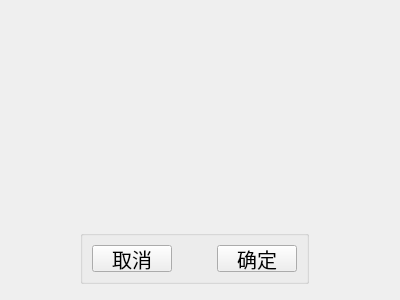
Qt form chengyi_Qt4linux/form_meun.ui (wsh01/batch-feeder) before a commit.
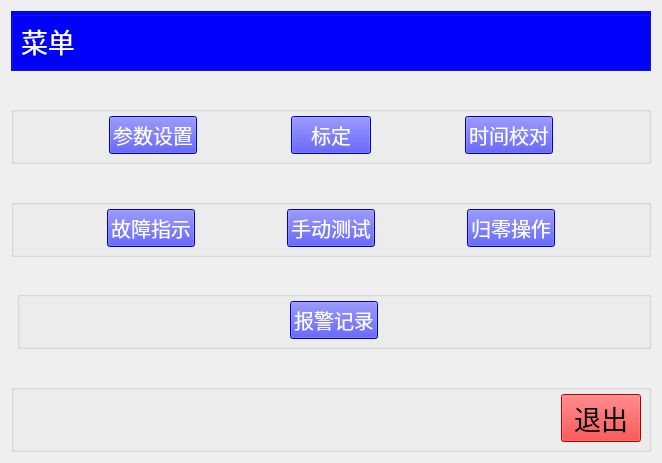
The same form after that commit.

Patch:
```diff
--- a/chengyi_Qt4linux/form_meun.ui
+++ b/chengyi_Qt4linux/form_meun.ui
@@ -6,65 +6,444 @@
    <rect>
     <x>0</x>
     <y>0</y>
-    <width>400</width>
-    <height>300</height>
+    <width>662</width>
+    <height>463</height>
    </rect>
   </property>
   <property name="windowTitle">
    <string>Form</string>
   </property>
-  <widget class="QGroupBox" name="groupBox">
-   <property name="geometry">
-    <rect>
-     <x>80</x>
-     <y>230</y>
-     <width>229</width>
-     <height>54</height>
-    </rect>
-   </property>
-   <property name="title">
-    <string/>
-   </property>
-   <layout class="QGridLayout" name="gridLayout">
-    <item row="0" column="0">
-     <widget class="QPushButton" name="pushButton_2">
-      <property name="font">
-       <font>
-        <pointsize>15</pointsize>
-       </font>
-      </property>
-      <property name="text">
-       <string>取消</string>
-      </property>
-     </widget>
-    </item>
-    <item row="0" column="1">
-     <spacer name="horizontalSpacer">
-      <property name="orientation">
-       <enum>Qt::Horizontal</enum>
-      </property>
-      <property name="sizeHint" stdset="0">
-       <size>
-        <width>40</width>
-        <height>20</height>
-       </size>
-      </property>
-     </spacer>
-    </item>
-    <item row="0" column="2">
-     <widget class="QPushButton" name="btn_Comfirm">
-      <property name="font">
-       <font>
-        <pointsize>15</pointsize>
-       </font>
-      </property>
-      <property name="text">
-       <string>确定</string>
-      </property>
-     </widget>
-    </item>
-   </layout>
-  </widget>
+  <layout class="QGridLayout" name="gridLayout_7">
+   <item row="1" column="1">
+    <spacer name="verticalSpacer">
+     <property name="orientation">
+      <enum>Qt::Vertical</enum>
+     </property>
+     <property name="sizeHint" stdset="0">
+      <size>
+       <width>20</width>
+       <height>14</height>
+      </size>
+     </property>
+    </spacer>
+   </item>
+   <item row="2" column="0" colspan="2">
+    <widget class="QGroupBox" name="groupBox_2">
+     <property name="styleSheet">
+      <string notr="true">QGroupBox{ margin-top:0px;} QGroupBox:title {margin-top: 0px;}</string>
+     </property>
+     <property name="title">
+      <string/>
+     </property>
+     <layout class="QGridLayout" name="gridLayout_4">
+      <item row="0" column="4">
+       <spacer name="horizontalSpacer_3">
+        <property name="orientation">
+         <enum>Qt::Horizontal</enum>
+        </property>
+        <property name="sizeHint" stdset="0">
+         <size>
+          <width>73</width>
+          <height>20</height>
+         </size>
+        </property>
+       </spacer>
+      </item>
+      <item row="0" column="1">
+       <widget class="QPushButton" name="pushButton">
+        <property name="font">
+         <font>
+          <pointsize>15</pointsize>
+          <italic>false</italic>
+         </font>
+        </property>
+        <property name="styleSheet">
+         <string notr="true">QPushButton { background-color:rgb(0, 0, 255);} 
+QPushButton:hover { background-color: rgb(100, 0, 255); }
+QPushButton {color:rgb(255, 255, 255);}</string>
+        </property>
+        <property name="text">
+         <string>参数设置</string>
+        </property>
+       </widget>
+      </item>
+      <item row="0" column="5">
+       <widget class="QPushButton" name="pushButton_3">
+        <property name="font">
+         <font>
+          <pointsize>15</pointsize>
+          <italic>false</italic>
+         </font>
+        </property>
+        <property name="styleSheet">
+         <string notr="true">QPushButton { background-color:rgb(0, 0, 255);} 
+QPushButton:hover { background-color: rgb(100, 0, 255); }
+QPushButton {color:rgb(255, 255, 255);}</string>
+        </property>
+        <property name="text">
+         <string>时间校对</string>
+        </property>
+       </widget>
+      </item>
+      <item row="0" column="3">
+       <widget class="QPushButton" name="pushButton_2">
+        <property name="font">
+         <font>
+          <pointsize>15</pointsize>
+          <italic>false</italic>
+         </font>
+        </property>
+        <property name="styleSheet">
+         <string notr="true">QPushButton { background-color:rgb(0, 0, 255);} 
+QPushButton:hover { background-color: rgb(100, 0, 255); }
+QPushButton {color:rgb(255, 255, 255);}</string>
+        </property>
+        <property name="text">
+         <string> 标定 </string>
+        </property>
+       </widget>
+      </item>
+      <item row="0" column="2">
+       <spacer name="horizontalSpacer_2">
+        <property name="orientation">
+         <enum>Qt::Horizontal</enum>
+        </property>
+        <property name="sizeHint" stdset="0">
+         <size>
+          <width>74</width>
+          <height>20</height>
+         </size>
+        </property>
+       </spacer>
+      </item>
+      <item row="0" column="6">
+       <spacer name="horizontalSpacer_4">
+        <property name="orientation">
+         <enum>Qt::Horizontal</enum>
+        </property>
+        <property name="sizeHint" stdset="0">
+         <size>
+          <width>73</width>
+          <height>20</height>
+         </size>
+        </property>
+       </spacer>
+      </item>
+      <item row="0" column="0">
+       <spacer name="horizontalSpacer_5">
+        <property name="orientation">
+         <enum>Qt::Horizontal</enum>
+        </property>
+        <property name="sizeHint" stdset="0">
+         <size>
+          <width>73</width>
+          <height>20</height>
+         </size>
+        </property>
+       </spacer>
+      </item>
+     </layout>
+    </widget>
+   </item>
+   <item row="3" column="1">
+    <spacer name="verticalSpacer_2">
+     <property name="orientation">
+      <enum>Qt::Vertical</enum>
+     </property>
+     <property name="sizeHint" stdset="0">
+      <size>
+       <width>20</width>
+       <height>15</height>
+      </size>
+     </property>
+    </spacer>
+   </item>
+   <item row="4" column="0" colspan="2">
+    <widget class="QGroupBox" name="groupBox_3">
+     <property name="styleSheet">
+      <string notr="true">QGroupBox{ margin-top:0px;} QGroupBox:title {margin-top: 0px;}</string>
+     </property>
+     <property name="title">
+      <string/>
+     </property>
+     <layout class="QGridLayout" name="gridLayout_3">
+      <item row="0" column="0">
+       <spacer name="horizontalSpacer_9">
+        <property name="orientation">
+         <enum>Qt::Horizontal</enum>
+        </property>
+        <property name="sizeHint" stdset="0">
+         <size>
+          <width>70</width>
+          <height>20</height>
+         </size>
+        </property>
+       </spacer>
+      </item>
+      <item row="0" column="1">
+       <widget class="QPushButton" name="pushButton_4">
+        <property name="font">
+         <font>
+          <pointsize>15</pointsize>
+          <italic>false</italic>
+         </font>
+        </property>
+        <property name="styleSheet">
+         <string notr="true">QPushButton { background-color:rgb(0, 0, 255);} 
+QPushButton:hover { background-color: rgb(100, 0, 255); }
+QPushButton {color:rgb(255, 255, 255);}</string>
+        </property>
+        <property name="text">
+         <string>故障指示</string>
+        </property>
+       </widget>
+      </item>
+      <item row="0" column="2">
+       <spacer name="horizontalSpacer_6">
+        <property name="orientation">
+         <enum>Qt::Horizontal</enum>
+        </property>
+        <property name="sizeHint" stdset="0">
+         <size>
+          <width>70</width>
+          <height>20</height>
+         </size>
+        </property>
+       </spacer>
+      </item>
+      <item row="0" column="3">
+       <widget class="QPushButton" name="pushButton_5">
+        <property name="font">
+         <font>
+          <pointsize>15</pointsize>
+          <italic>false</italic>
+         </font>
+        </property>
+        <property name="styleSheet">
+         <string notr="true">QPushButton { background-color:rgb(0, 0, 255);} 
+QPushButton:hover { background-color: rgb(100, 0, 255); }
+QPushButton {color:rgb(255, 255, 255);}</string>
+        </property>
+        <property name="text">
+         <string>手动测试</string>
+        </property>
+       </widget>
+      </item>
+      <item row="0" column="4">
+       <spacer name="horizontalSpacer_7">
+        <property name="orientation">
+         <enum>Qt::Horizontal</enum>
+        </property>
+        <property name="sizeHint" stdset="0">
+         <size>
+          <width>70</width>
+          <height>20</height>
+         </size>
+        </property>
+       </spacer>
+      </item>
+      <item row="0" column="5">
+       <widget class="QPushButton" name="pushButton_6">
+        <property name="font">
+         <font>
+          <pointsize>15</pointsize>
+          <italic>false</italic>
+         </font>
+        </property>
+        <property name="styleSheet">
+         <string notr="true">QPushButton { background-color:rgb(0, 0, 255);} 
+QPushButton:hover { background-color: rgb(100, 0, 255); }
+QPushButton {color:rgb(255, 255, 255);}</string>
+        </property>
+        <property name="text">
+         <string>归零操作</string>
+        </property>
+       </widget>
+      </item>
+      <item row="0" column="6">
+       <spacer name="horizontalSpacer_8">
+        <property name="orientation">
+         <enum>Qt::Horizontal</enum>
+        </property>
+        <property name="sizeHint" stdset="0">
+         <size>
+          <width>70</width>
+          <height>20</height>
+         </size>
+        </property>
+       </spacer>
+      </item>
+     </layout>
+    </widget>
+   </item>
+   <item row="5" column="1">
+    <spacer name="verticalSpacer_3">
+     <property name="orientation">
+      <enum>Qt::Vertical</enum>
+     </property>
+     <property name="sizeHint" stdset="0">
+      <size>
+       <width>20</width>
+       <height>14</height>
+      </size>
+     </property>
+    </spacer>
+   </item>
+   <item row="6" column="1">
+    <widget class="QGroupBox" name="groupBox_4">
+     <property name="styleSheet">
+      <string notr="true">QGroupBox{ margin-top:0px;} QGroupBox:title {margin-top: 0px;}</string>
+     </property>
+     <property name="title">
+      <string/>
+     </property>
+     <layout class="QGridLayout" name="gridLayout_2">
+      <item row="0" column="1">
+       <widget class="QPushButton" name="pushButton_10">
+        <property name="font">
+         <font>
+          <pointsize>15</pointsize>
+          <italic>false</italic>
+         </font>
+        </property>
+        <property name="styleSheet">
+         <string notr="true">QPushButton { background-color:rgb(0, 0, 255);} 
+QPushButton:hover { background-color: rgb(100, 0, 255); }
+QPushButton {color:rgb(255, 255, 255);}</string>
+        </property>
+        <property name="text">
+         <string>报警记录</string>
+        </property>
+       </widget>
+      </item>
+      <item row="0" column="0">
+       <spacer name="horizontalSpacer_16">
+        <property name="orientation">
+         <enum>Qt::Horizontal</enum>
+        </property>
+        <property name="sizeHint" stdset="0">
+         <size>
+          <width>250</width>
+          <height>20</height>
+         </size>
+        </property>
+       </spacer>
+      </item>
+      <item row="0" column="3">
+       <spacer name="horizontalSpacer_14">
+        <property name="orientation">
+         <enum>Qt::Horizontal</enum>
+        </property>
+        <property name="sizeHint" stdset="0">
+         <size>
+          <width>98</width>
+          <height>20</height>
+         </size>
+        </property>
+       </spacer>
+      </item>
+     </layout>
+    </widget>
+   </item>
+   <item row="7" column="1">
+    <spacer name="verticalSpacer_4">
+     <property name="orientation">
+      <enum>Qt::Vertical</enum>
+     </property>
+     <property name="sizeHint" stdset="0">
+      <size>
+       <width>20</width>
+       <height>17</height>
+      </size>
+     </property>
+    </spacer>
+   </item>
+   <item row="8" column="0" colspan="2">
+    <widget class="QGroupBox" name="groupBox_5">
+     <property name="styleSheet">
+      <string notr="true">QGroupBox{ margin-top:0px;} QGroupBox:title {margin-top: 0px;}</string>
+     </property>
+     <property name="title">
+      <string/>
+     </property>
+     <layout class="QGridLayout" name="gridLayout">
+      <item row="0" column="0">
+       <spacer name="horizontalSpacer_15">
+        <property name="orientation">
+         <enum>Qt::Horizontal</enum>
+        </property>
+        <property name="sizeHint" stdset="0">
+         <size>
+          <width>528</width>
+          <height>20</height>
+         </size>
+        </property>
+       </spacer>
+      </item>
+      <item row="0" column="1">
+       <widget class="QPushButton" name="btn_Quit">
+        <property name="font">
+         <font>
+          <pointsize>20</pointsize>
+          <italic>false</italic>
+         </font>
+        </property>
+        <property name="styleSheet">
+         <string notr="true">QPushButton { background-color:rgb(255, 0, 0);} 
+QPushButton:hover { background-color: rgb(255, 50, 0); }</string>
+        </property>
+        <property name="text">
+         <string>退出</string>
+        </property>
+       </widget>
+      </item>
+     </layout>
+    </widget>
+   </item>
+   <item row="0" column="0" colspan="2">
+    <widget class="QGroupBox" name="groupBox">
+     <property name="styleSheet">
+      <string notr="true">QGroupBox{ background-color:rgb(0, 0, 255);} 
+QGroupBox{ margin-top:0px;}
+QGroupBox:title {margin-top: 0px;}</string>
+     </property>
+     <property name="title">
+      <string/>
+     </property>
+     <layout class="QGridLayout" name="gridLayout_5">
+      <item row="0" column="0">
+       <widget class="QLabel" name="label">
+        <property name="font">
+         <font>
+          <pointsize>20</pointsize>
+          <italic>false</italic>
+         </font>
+        </property>
+        <property name="styleSheet">
+         <string notr="true">QLabel{color:rgb(255, 255, 255);}</string>
+        </property>
+        <property name="text">
+         <string>菜单</string>
+        </property>
+       </widget>
+      </item>
+      <item row="0" column="1">
+       <spacer name="horizontalSpacer">
+        <property name="orientation">
+         <enum>Qt::Horizontal</enum>
+        </property>
+        <property name="sizeHint" stdset="0">
+         <size>
+          <width>559</width>
+          <height>20</height>
+         </size>
+        </property>
+       </spacer>
+      </item>
+     </layout>
+    </widget>
+   </item>
+  </layout>
  </widget>
  <resources/>
  <connections/>
```
Left out of the diff: 19 changed lines with no effect on the pictures.
